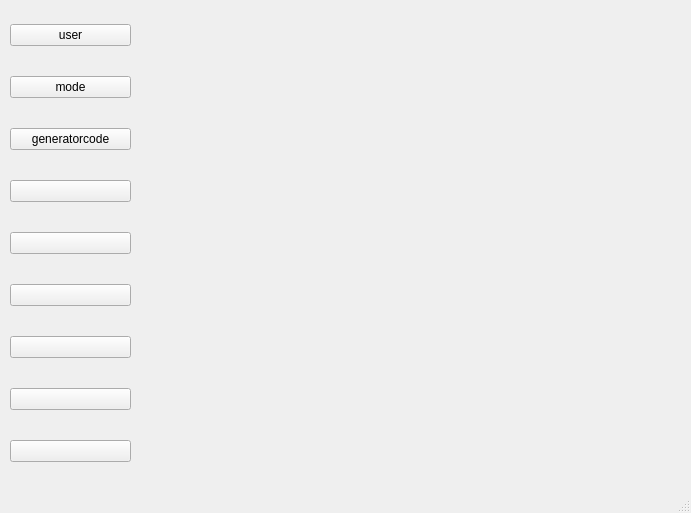
Frank-abcd/Neural-Network-Visualization, file mainwindow.ui: the form before one commit.
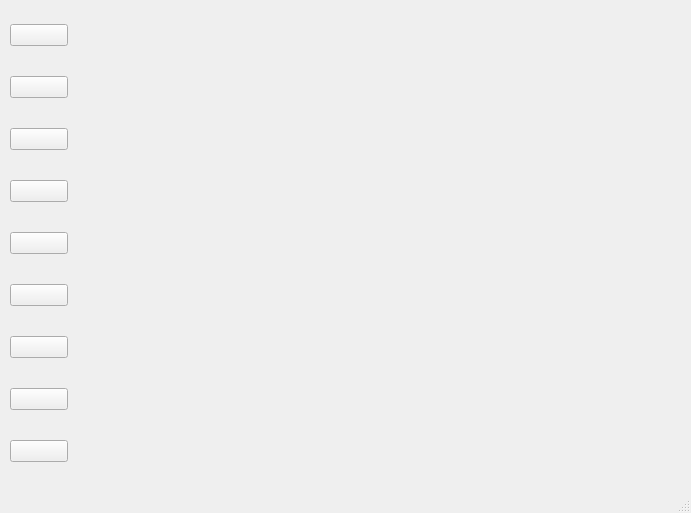
The form after the commit.

Diff of the .ui file:
```diff
--- a/mainwindow.ui
+++ b/mainwindow.ui
@@ -19,56 +19,29 @@
      <rect>
       <x>10</x>
       <y>0</y>
-      <width>121</width>
+      <width>58</width>
       <height>491</height>
      </rect>
     </property>
     <layout class="QVBoxLayout" name="verticalLayout">
      <item>
       <widget class="QPushButton" name="user">
-       <property name="minimumSize">
-        <size>
-         <width>119</width>
-         <height>0</height>
-        </size>
-       </property>
-       <property name="styleSheet">
-        <string notr="true"/>
-       </property>
        <property name="text">
-        <string>user</string>
+        <string/>
        </property>
       </widget>
      </item>
      <item>
       <widget class="QPushButton" name="mode">
-       <property name="minimumSize">
-        <size>
-         <width>119</width>
-         <height>0</height>
-        </size>
-       </property>
        <property name="text">
-        <string>mode</string>
+        <string/>
        </property>
       </widget>
      </item>
      <item>
       <widget class="QPushButton" name="generate_code">
-       <property name="minimumSize">
-        <size>
-         <width>119</width>
-         <height>0</height>
-        </size>
-       </property>
-       <property name="toolTip">
-        <string>&lt;html&gt;&lt;head/&gt;&lt;body&gt;&lt;p&gt;切换界面&lt;/p&gt;&lt;/body&gt;&lt;/html&gt;</string>
-       </property>
-       <property name="styleSheet">
-        <string notr="true">font: 6pt &quot;Microsoft YaHei UI&quot;;</string>
-       </property>
        <property name="text">
-        <string>generatorcode</string>
+        <string/>
        </property>
       </widget>
      </item>
```
Left out of the diff: 2 changed lines with no effect on the pictures.
